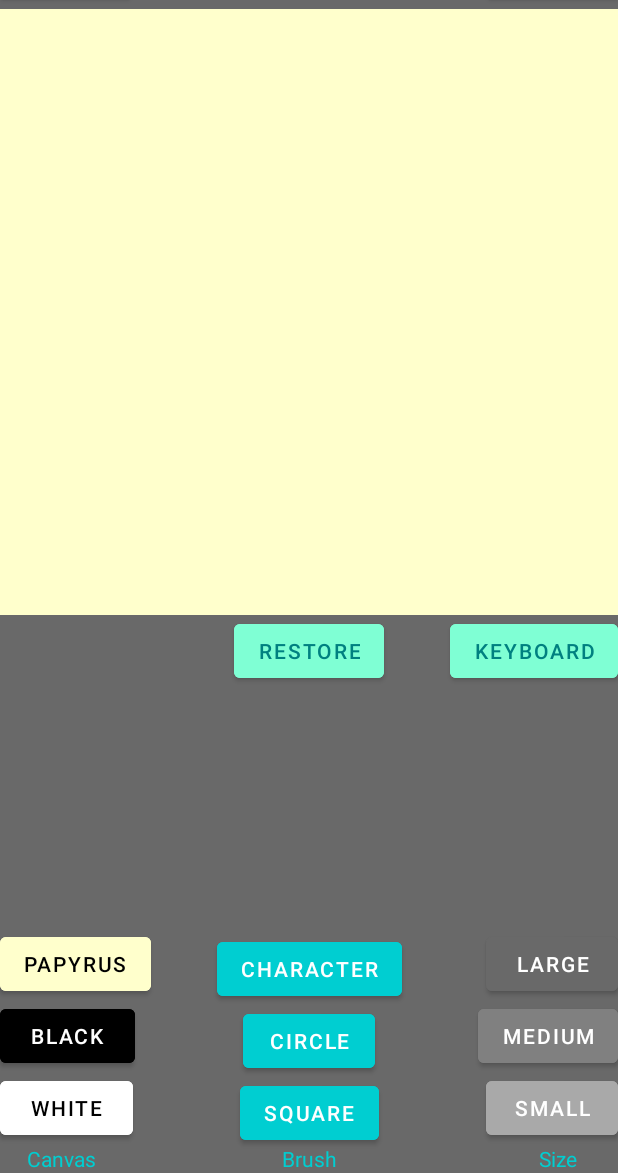
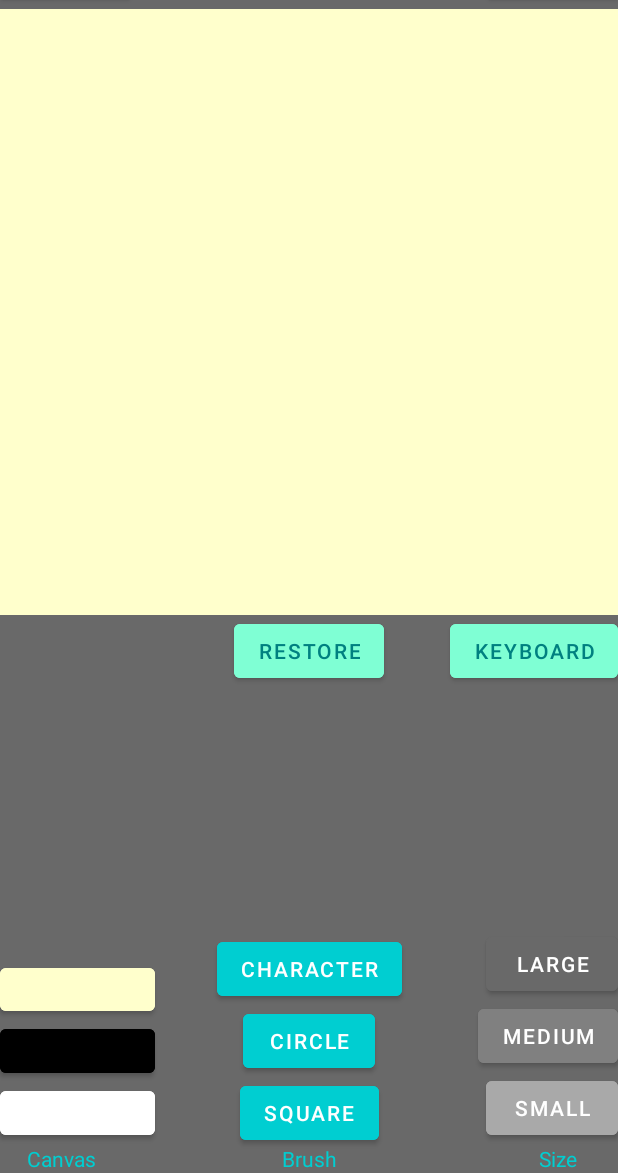
Before and after one commit to LaneSnively/Media-Creation-by-Conversion, an Android app: the screen it shows after launch (MainActivity), on a phone screen of 412 x 824 dp, the part 63-1236 px from its top. Run offline under Robolectric (Android 15) with nearby library versions, the phone set to English and light mode, and no system bars.

Commit message:
update canvas color buttons

```diff
--- a/MCBC/app/src/main/res/layout/fragment_first.xml
+++ b/MCBC/app/src/main/res/layout/fragment_first.xml
@@ -106,39 +106,42 @@
 
     <Button
         android:id="@+id/whitecanvas"
-        android:layout_width="wrap_content"
-        android:layout_height="wrap_content"
+        android:layout_width="0dp"
+        android:layout_height="0dp"
         android:layout_marginStart="0dp"
         android:layout_marginBottom="0dp"
         android:backgroundTint="@color/white"
-        android:text=" white "
         android:textColor="@color/black"
         app:layout_constraintBottom_toTopOf="@+id/resetcanvas"
-        app:layout_constraintStart_toStartOf="parent" />
+        app:layout_constraintStart_toStartOf="parent"
+        app:layout_constraintWidth_percent="0.25"
+        app:layout_constraintHeight_percent="0.05"/>
 
     <Button
         android:id="@+id/blackcanvas"
-        android:layout_width="wrap_content"
-        android:layout_height="wrap_content"
+        android:layout_width="0dp"
+        android:layout_height="0dp"
         android:layout_marginStart="0dp"
         android:layout_marginBottom="0dp"
         android:backgroundTint="@color/black"
-        android:text=" Black "
         android:textColor="@color/white"
         app:layout_constraintBottom_toTopOf="@+id/whitecanvas"
-        app:layout_constraintStart_toStartOf="parent" />
+        app:layout_constraintStart_toStartOf="parent"
+        app:layout_constraintWidth_percent="0.25"
+        app:layout_constraintHeight_percent="0.05" />
 
     <Button
         android:id="@+id/papyruscanvas"
-        android:layout_width="wrap_content"
-        android:layout_height="wrap_content"
+        android:layout_width="0dp"
+        android:layout_height="0dp"
         android:layout_marginStart="0dp"
         android:layout_marginBottom="0dp"
         android:backgroundTint="@color/yellowLight"
-        android:text="papyrus"
         android:textColor="@color/black"
         app:layout_constraintBottom_toTopOf="@+id/blackcanvas"
-        app:layout_constraintStart_toStartOf="parent" />
+        app:layout_constraintStart_toStartOf="parent"
+        app:layout_constraintWidth_percent="0.25"
+        app:layout_constraintHeight_percent="0.05"/>
 
     <Button
         android:id="@+id/largebrush"
```
